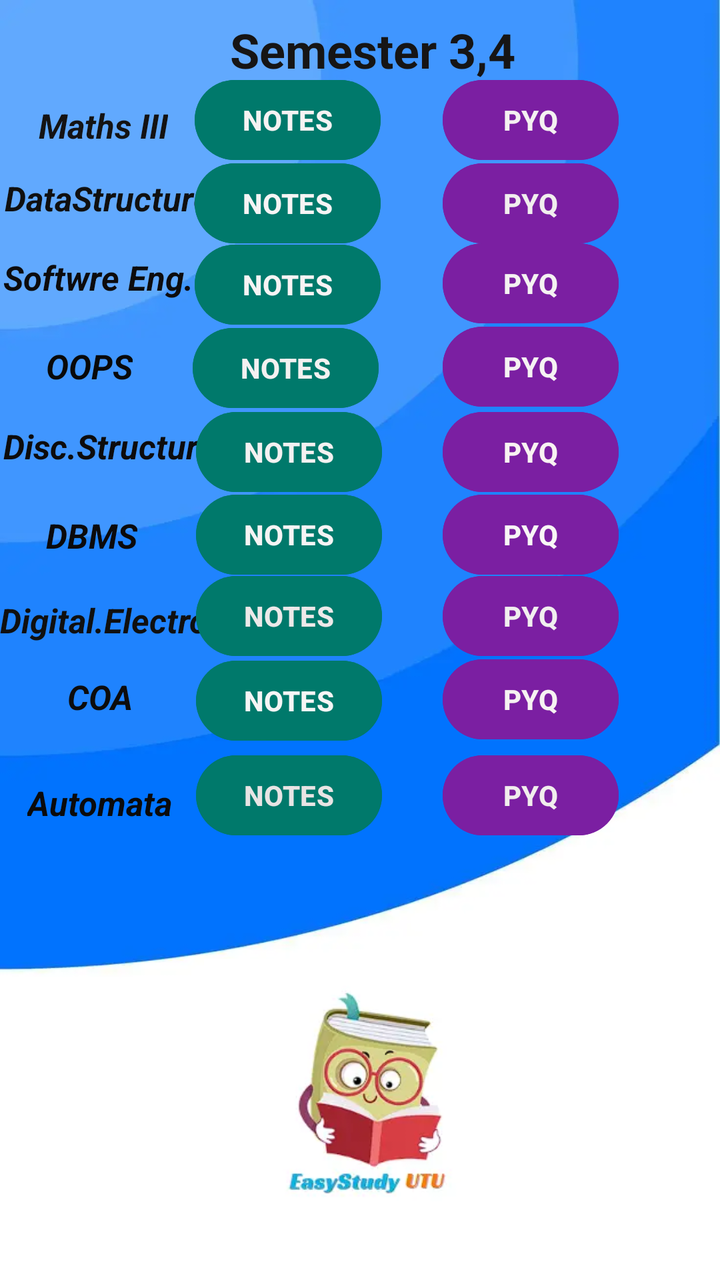
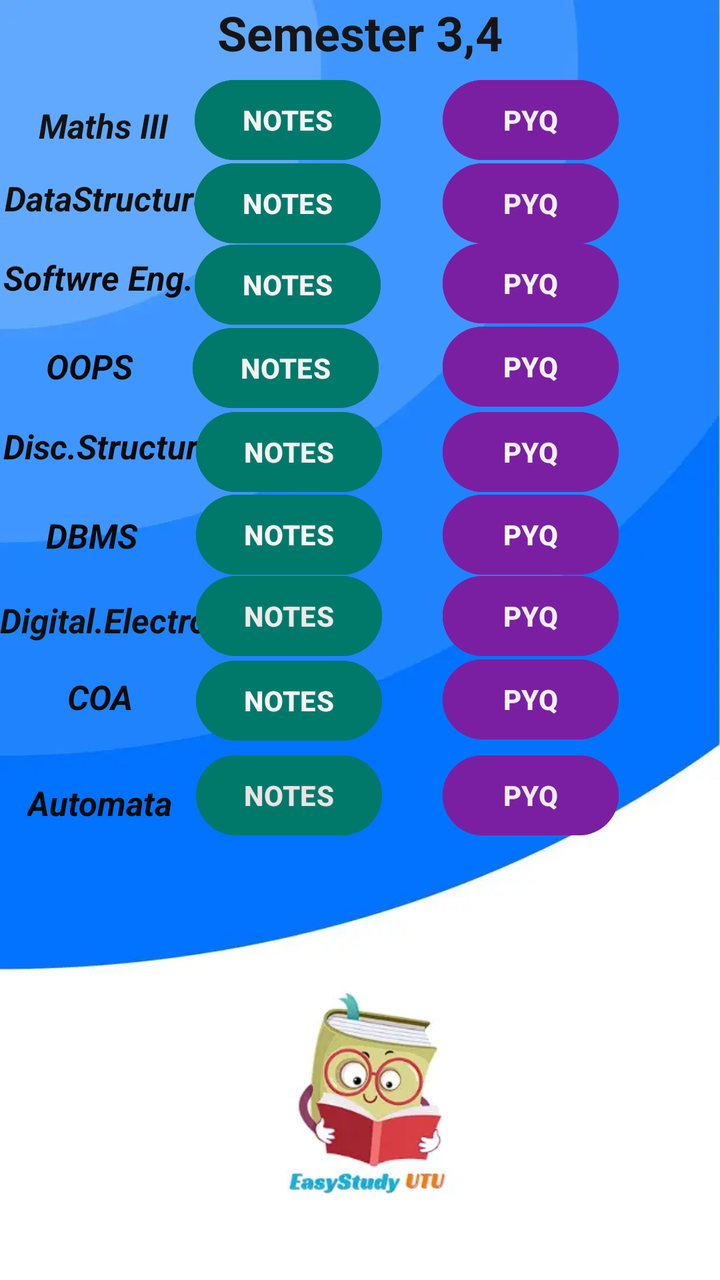

Compare the two renders of this Android layout. The source of the first and the diff that turns it into the second are given below.
<!-- AndroidManifest.xml: application theme Theme.EasyStudyUTU -->
<!-- res/layout/activity_second_year.xml -->
<?xml version="1.0" encoding="utf-8"?>
<androidx.constraintlayout.widget.ConstraintLayout xmlns:android="http://schemas.android.com/apk/res/android"
    xmlns:app="http://schemas.android.com/apk/res-auto"
    xmlns:tools="http://schemas.android.com/tools"
    android:layout_width="match_parent"
    android:layout_height="match_parent"
    android:background="@drawable/background2"
    tools:context=".SecondYear">

    <TextView
        android:id="@+id/textView11"
        android:layout_width="wrap_content"
        android:layout_height="wrap_content"
        android:backgroundTint="#DFD6E1"
        android:text="Semester 3,4"
        android:textColor="#161515"
        android:textSize="24dp"
        android:textStyle="bold"
        app:layout_constraintBottom_toBottomOf="parent"
        app:layout_constraintEnd_toEndOf="parent"
        app:layout_constraintHorizontal_bias="0.529"
        app:layout_constraintStart_toStartOf="parent"
        app:layout_constraintTop_toTopOf="parent"
        app:layout_constraintVertical_bias="0.014" />

    <ImageView
        android:id="@+id/imageView5"
        android:layout_width="160dp"
        android:layout_height="147dp"
        app:layout_constraintBottom_toBottomOf="parent"
        app:layout_constraintEnd_toEndOf="parent"
        app:layout_constraintHorizontal_bias="0.498"
        app:layout_constraintStart_toStartOf="parent"
        app:layout_constraintTop_toTopOf="parent"
        app:layout_constraintVertical_bias="0.972"
        app:srcCompat="@drawable/applogo" />

    <TextView
        android:id="@+id/textView12"
        android:layout_width="wrap_content"
        android:layout_height="wrap_content"
        android:text="Maths III"
        android:textColor="#141313"
        android:textSize="17dp"
        android:textStyle="bold|italic"
        app:layout_constraintBottom_toBottomOf="parent"
        app:layout_constraintEnd_toEndOf="parent"
        app:layout_constraintHorizontal_bias="0.066"
        app:layout_constraintStart_toStartOf="parent"
        app:layout_constraintTop_toTopOf="parent"
        app:layout_constraintVertical_bias="0.083" />

    <TextView
        android:id="@+id/textView13"
        android:layout_width="106dp"
        android:layout_height="27dp"
        android:text="DataStructure"
        android:textColor="#101010"
        android:textSize="17dp"
        android:textStyle="bold|italic"
        app:layout_constraintBottom_toBottomOf="parent"
        app:layout_constraintEnd_toEndOf="parent"
        app:layout_constraintHorizontal_bias="0.009"
        app:layout_constraintStart_toStartOf="parent"
        app:layout_constraintTop_toTopOf="parent"
        app:layout_constraintVertical_bias="0.143" />

    <Button
        android:id="@+id/math3notes"
        android:layout_width="wrap_content"
        android:layout_height="wrap_content"
        android:backgroundTint="#00796B"
        android:text="NOTES"
        android:textColor="#F6F3F3"
        android:textStyle="bold"
        app:layout_constraintBottom_toBottomOf="parent"
        app:layout_constraintEnd_toEndOf="parent"
        app:layout_constraintHorizontal_bias="0.364"
        app:layout_constraintStart_toStartOf="parent"
        app:layout_constraintTop_toTopOf="parent"
        app:layout_constraintVertical_bias="0.061" />

    <Button
        android:id="@+id/math3pyq"
        android:layout_width="wrap_content"
        android:layout_height="wrap_content"
        android:backgroundTint="#7B1FA2"
        android:text="PYQ"
        android:textColor="#F4F1F1"
        android:textStyle="bold"
        app:layout_constraintBottom_toBottomOf="parent"
        app:layout_constraintEnd_toEndOf="parent"
        app:layout_constraintHorizontal_bias="0.814"
        app:layout_constraintStart_toStartOf="parent"
        app:layout_constraintTop_toTopOf="parent"
        app:layout_constraintVertical_bias="0.061" />

    <Button
        android:id="@+id/dsanotes"
        android:layout_width="wrap_content"
        android:layout_height="wrap_content"
        android:backgroundTint="#00796B"
        android:text="NOTES"
        android:textColor="#F6F4F4"
        android:textStyle="bold"
        app:layout_constraintBottom_toBottomOf="parent"
        app:layout_constraintEnd_toEndOf="parent"
        app:layout_constraintHorizontal_bias="0.364"
        app:layout_constraintStart_toStartOf="parent"
        app:layout_constraintTop_toTopOf="parent"
        app:layout_constraintVertical_bias="0.131" />

    <Button
        android:id="@+id/dsapyq"
        android:layout_width="wrap_content"
        android:layout_height="wrap_content"
        android:backgroundTint="#7B1FA2"
        android:text="PYQ"
        android:textColor="#F1EEEE"
        android:textStyle="bold"
        app:layout_constraintBottom_toBottomOf="parent"
        app:layout_constraintEnd_toEndOf="parent"
        app:layout_constraintHorizontal_bias="0.814"
        app:layout_constraintStart_toStartOf="parent"
        app:layout_constraintTop_toTopOf="parent"
        app:layout_constraintVertical_bias="0.131" />

    <TextView
        android:id="@+id/textView14"
        android:layout_width="wrap_content"
        android:layout_height="wrap_content"
        android:text="Softwre Eng."
        android:textColor="#0D0C0D"
        android:textSize="17dp"
        android:textStyle="bold|italic"
        app:layout_constraintBottom_toBottomOf="parent"
        app:layout_constraintEnd_toEndOf="parent"
        app:layout_constraintHorizontal_bias="0.006"
        app:layout_constraintStart_toStartOf="parent"
        app:layout_constraintTop_toTopOf="parent"
        app:layout_constraintVertical_bias="0.206" />

    <Button
        android:id="@+id/softwarenotes"
        android:layout_width="wrap_content"
        android:layout_height="wrap_content"
        android:backgroundTint="#00796B"
        android:text="NOTES"
        android:textColor="#F8F4F4"
        android:textStyle="bold"
        app:layout_constraintBottom_toBottomOf="parent"
        app:layout_constraintEnd_toEndOf="parent"
        app:layout_constraintHorizontal_bias="0.364"
        app:layout_constraintStart_toStartOf="parent"
        app:layout_constraintTop_toTopOf="parent"
        app:layout_constraintVertical_bias="0.2" />

    <Button
        android:id="@+id/softwarepyq"
        android:layout_width="wrap_content"
        android:layout_height="wrap_content"
        android:backgroundTint="#7B1FA2"
        android:text="PYQ"
        android:textColor="#F4F2F2"
        android:textStyle="bold"
        app:layout_constraintBottom_toBottomOf="parent"
        app:layout_constraintEnd_toEndOf="parent"
        app:layout_constraintHorizontal_bias="0.814"
        app:layout_constraintStart_toStartOf="parent"
        app:layout_constraintTop_toTopOf="parent"
        app:layout_constraintVertical_bias="0.199" />

    <TextView
        android:id="@+id/textView15"
        android:layout_width="wrap_content"
        android:layout_height="wrap_content"
        android:text="OOPS"
        android:textColor="#090909"
        android:textSize="17dp"
        android:textStyle="bold|italic"
        app:layout_constraintBottom_toBottomOf="parent"
        app:layout_constraintEnd_toEndOf="parent"
        app:layout_constraintHorizontal_bias="0.073"
        app:layout_constraintStart_toStartOf="parent"
        app:layout_constraintTop_toTopOf="parent"
        app:layout_constraintVertical_bias="0.278" />

    <Button
        android:id="@+id/oopsnotes"
        android:layout_width="wrap_content"
        android:layout_height="wrap_content"
        android:backgroundTint="#00796B"
        android:text="NOTES"
        android:textColor="#F4F1F1"
        android:textStyle="bold"
        app:layout_constraintBottom_toBottomOf="parent"
        app:layout_constraintEnd_toEndOf="parent"
        app:layout_constraintHorizontal_bias="0.361"
        app:layout_constraintStart_toStartOf="parent"
        app:layout_constraintTop_toTopOf="parent"
        app:layout_constraintVertical_bias="0.27" />

    <Button
        android:id="@+id/oopspyq"
        android:layout_width="wrap_content"
        android:layout_height="wrap_content"
        android:backgroundTint="#7B1FA2"
        android:text="PYQ"
        android:textColor="#F6F3F3"
        android:textStyle="bold"
        app:layout_constraintBottom_toBottomOf="parent"
        app:layout_constraintEnd_toEndOf="parent"
        app:layout_constraintHorizontal_bias="0.814"
        app:layout_constraintStart_toStartOf="parent"
        app:layout_constraintTop_toTopOf="parent"
        app:layout_constraintVertical_bias="0.269" />

    <TextView
        android:id="@+id/textView16"
        android:layout_width="wrap_content"
        android:layout_height="wrap_content"
        android:text="Disc.Structure"
        android:textColor="#0D0C0C"
        android:textSize="17dp"
        android:textStyle="bold|italic"
        app:layout_constraintBottom_toBottomOf="parent"
        app:layout_constraintEnd_toEndOf="parent"
        app:layout_constraintHorizontal_bias="0.006"
        app:layout_constraintStart_toStartOf="parent"
        app:layout_constraintTop_toTopOf="parent"
        app:layout_constraintVertical_bias="0.343" />

    <Button
        android:id="@+id/discretenotes"
        android:layout_width="wrap_content"
        android:layout_height="wrap_content"
        android:backgroundTint="#00796B"
        android:text="NOTES"
        android:textColor="#F4F1F1"
        android:textStyle="bold"
        app:layout_constraintBottom_toBottomOf="parent"
        app:layout_constraintEnd_toEndOf="parent"
        app:layout_constraintHorizontal_bias="0.367"
        app:layout_constraintStart_toStartOf="parent"
        app:layout_constraintTop_toTopOf="parent"
        app:layout_constraintVertical_bias="0.341" />

    <Button
        android:id="@+id/discretepyq"
        android:layout_width="wrap_content"
        android:layout_height="wrap_content"
        android:backgroundTint="#7B1FA2"
        android:text="PYQ"
        android:textColor="#F8F2F2"
        android:textStyle="bold"
        app:layout_constraintBottom_toBottomOf="parent"
        app:layout_constraintEnd_toEndOf="parent"
        app:layout_constraintHorizontal_bias="0.814"
        app:layout_constraintStart_toStartOf="parent"
        app:layout_constraintTop_toTopOf="parent"
        app:layout_constraintVertical_bias="0.341" />

    <TextView
        android:id="@+id/textView17"
        android:layout_width="wrap_content"
        android:layout_height="wrap_content"
        android:text="DBMS"
        android:textColor="#0B0A0B"
        android:textSize="17dp"
        android:textStyle="bold|italic"
        app:layout_constraintBottom_toBottomOf="parent"
        app:layout_constraintEnd_toEndOf="parent"
        app:layout_constraintHorizontal_bias="0.073"
        app:layout_constraintStart_toStartOf="parent"
        app:layout_constraintTop_toTopOf="parent"
        app:layout_constraintVertical_bias="0.415" />

    <Button
        android:id="@+id/dbmsnotes"
        android:layout_width="wrap_content"
        android:layout_height="wrap_content"
        android:backgroundTint="#00796B"
        android:text="NOTES"
        android:textColor="#F6F4F4"
        android:textStyle="bold"
        app:layout_constraintBottom_toBottomOf="parent"
        app:layout_constraintEnd_toEndOf="parent"
        app:layout_constraintHorizontal_bias="0.367"
        app:layout_constraintStart_toStartOf="parent"
        app:layout_constraintTop_toTopOf="parent"
        app:layout_constraintVertical_bias="0.411" />

    <Button
        android:id="@+id/dbmspyq"
        android:layout_width="wrap_content"
        android:layout_height="wrap_content"
        android:backgroundTint="#7B1FA2"
        android:text="PYQ"
        android:textColor="#F8F6F6"
        android:textStyle="bold"
        app:layout_constraintBottom_toBottomOf="parent"
        app:layout_constraintEnd_toEndOf="parent"
        app:layout_constraintHorizontal_bias="0.814"
        app:layout_constraintStart_toStartOf="parent"
        app:layout_constraintTop_toTopOf="parent"
        app:layout_constraintVertical_bias="0.411" />

    <TextView
        android:id="@+id/textView18"
        android:layout_width="wrap_content"
        android:layout_height="wrap_content"
        android:text="Digital.Electro"
        android:textColor="#101010"
        android:textSize="17dp"
        android:textStyle="bold|italic"
        app:layout_constraintBottom_toBottomOf="parent"
        app:layout_constraintEnd_toEndOf="parent"
        app:layout_constraintHorizontal_bias="0.0"
        app:layout_constraintStart_toStartOf="parent"
        app:layout_constraintTop_toTopOf="parent"
        app:layout_constraintVertical_bias="0.484" />

    <Button
        android:id="@+id/digitalelectronotes"
        android:layout_width="wrap_content"
        android:layout_height="wrap_content"
        android:backgroundTint="#00796B"
        android:text="NOTES"
        android:textColor="#EDE9E9"
        android:textStyle="bold"
        app:layout_constraintBottom_toBottomOf="parent"
        app:layout_constraintEnd_toEndOf="parent"
        app:layout_constraintHorizontal_bias="0.367"
        app:layout_constraintStart_toStartOf="parent"
        app:layout_constraintTop_toTopOf="parent"
        app:layout_constraintVertical_bias="0.48" />

    <Button
        android:id="@+id/digitalelectropyq"
        android:layout_width="wrap_content"
        android:layout_height="wrap_content"
        android:backgroundTint="#7B1FA2"
        android:text="PYQ"
        android:textColor="#F1EFEF"
        android:textStyle="bold"
        app:layout_constraintBottom_toBottomOf="parent"
        app:layout_constraintEnd_toEndOf="parent"
        app:layout_constraintHorizontal_bias="0.814"
        app:layout_constraintStart_toStartOf="parent"
        app:layout_constraintTop_toTopOf="parent"
        app:layout_constraintVertical_bias="0.48" />

    <TextView
        android:id="@+id/textView19"
        android:layout_width="wrap_content"
        android:layout_height="wrap_content"
        android:text="COA"
        android:textColor="#0D0C0C"
        android:textSize="17dp"
        android:textStyle="bold|italic"
        app:layout_constraintBottom_toBottomOf="parent"
        app:layout_constraintEnd_toEndOf="parent"
        app:layout_constraintHorizontal_bias="0.103"
        app:layout_constraintStart_toStartOf="parent"
        app:layout_constraintTop_toTopOf="parent"
        app:layout_constraintVertical_bias="0.546" />

    <Button
        android:id="@+id/coanotes"
        android:layout_width="wrap_content"
        android:layout_height="wrap_content"
        android:backgroundTint="#00796B"
        android:text="NOTES"
        android:textColor="#F6F5F5"
        android:textStyle="bold"
        app:layout_constraintBottom_toBottomOf="parent"
        app:layout_constraintEnd_toEndOf="parent"
        app:layout_constraintHorizontal_bias="0.367"
        app:layout_constraintStart_toStartOf="parent"
        app:layout_constraintTop_toTopOf="parent"
        app:layout_constraintVertical_bias="0.551" />

    <TextView
        android:id="@+id/textView20"
        android:layout_width="wrap_content"
        android:layout_height="wrap_content"
        android:text="Automata"
        android:textColor="#0B0B0B"
        android:textSize="17dp"
        android:textStyle="bold|italic"
        app:layout_constraintBottom_toBottomOf="parent"
        app:layout_constraintEnd_toEndOf="parent"
        app:layout_constraintHorizontal_bias="0.047"
        app:layout_constraintStart_toStartOf="parent"
        app:layout_constraintTop_toTopOf="parent"
        app:layout_constraintVertical_bias="0.632" />

    <Button
        android:id="@+id/coapyq"
        android:layout_width="wrap_content"
        android:layout_height="wrap_content"
        android:backgroundTint="#7B1FA2"
        android:text="PYQ"
        android:textColor="#F6F2F2"
        android:textStyle="bold"
        app:layout_constraintBottom_toBottomOf="parent"
        app:layout_constraintEnd_toEndOf="parent"
        app:layout_constraintHorizontal_bias="0.814"
        app:layout_constraintStart_toStartOf="parent"
        app:layout_constraintTop_toTopOf="parent"
        app:layout_constraintVertical_bias="0.55" />

    <Button
        android:id="@+id/automatanotes"
        android:layout_width="wrap_content"
        android:layout_height="wrap_content"
        android:backgroundTint="#00796B"
        android:text="NOTES"
        android:textColor="#E8E4E4"
        android:textStyle="bold"
        app:layout_constraintBottom_toBottomOf="parent"
        app:layout_constraintEnd_toEndOf="parent"
        app:layout_constraintHorizontal_bias="0.367"
        app:layout_constraintStart_toStartOf="parent"
        app:layout_constraintTop_toTopOf="parent"
        app:layout_constraintVertical_bias="0.631" />

    <Button
        android:id="@+id/automatapyq"
        android:layout_width="wrap_content"
        android:layout_height="wrap_content"
        android:backgroundTint="#7B1FA2"
        android:text="PYQ"
        android:textColor="#F1EDED"
        android:textStyle="bold"
        app:layout_constraintBottom_toBottomOf="parent"
        app:layout_constraintEnd_toEndOf="parent"
        app:layout_constraintHorizontal_bias="0.814"
        app:layout_constraintStart_toStartOf="parent"
        app:layout_constraintTop_toTopOf="parent"
        app:layout_constraintVertical_bias="0.631" />

</androidx.constraintlayout.widget.ConstraintLayout>
<!-- resources referenced by this layout -->
<resources>
  <!-- drawable applogo: webp bitmap (drawable, 4716 bytes) -->
  <!-- drawable background2: webp bitmap (drawable, 6770 bytes) -->
  <style name="Theme.EasyStudyUTU" parent="Base.Theme.EasyStudyUTU" />
  <style name="Base.Theme.EasyStudyUTU" parent="Theme.Material3.DayNight.NoActionBar">
          
          
      </style>
</resources>

<!-- the commit's change to res/layout/activity_second_year.xml (unified diff, before → after) -->
@@ -18,10 +18,9 @@
         android:textStyle="bold"
         app:layout_constraintBottom_toBottomOf="parent"
         app:layout_constraintEnd_toEndOf="parent"
-        app:layout_constraintHorizontal_bias="0.529"
-        app:layout_constraintStart_toStartOf="parent"
-        app:layout_constraintTop_toTopOf="parent"
-        app:layout_constraintVertical_bias="0.014" />
+        app:layout_constraintStart_toStartOf="parent"
+        app:layout_constraintTop_toTopOf="parent"
+        app:layout_constraintVertical_bias="0.0" />
 
     <ImageView
         android:id="@+id/imageView5"
